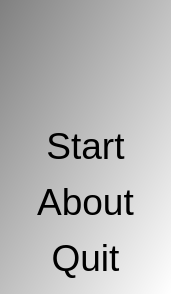
Above: Tools/ToolValentineCardDecrypter/qtvalentinecarddecryptermenudialog.ui from richelbilderbeek/ProjectRichelBilderbeek before the change. Below: the same form after it.
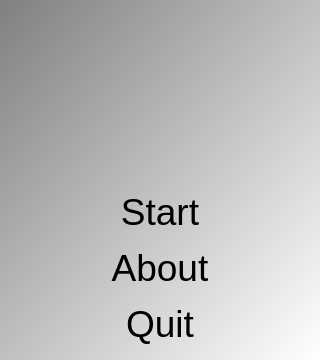
That is the form after the change. Icons and pictures are not drawn.

Patch:
```diff
--- a/Tools/ToolValentineCardDecrypter/qtvalentinecarddecryptermenudialog.ui
+++ b/Tools/ToolValentineCardDecrypter/qtvalentinecarddecryptermenudialog.ui
@@ -6,8 +6,8 @@
    <rect>
     <x>0</x>
     <y>0</y>
-    <width>171</width>
-    <height>294</height>
+    <width>320</width>
+    <height>360</height>
    </rect>
   </property>
   <property name="font">
```
Left out of the diff: 9 changed lines with no effect on the pictures.
